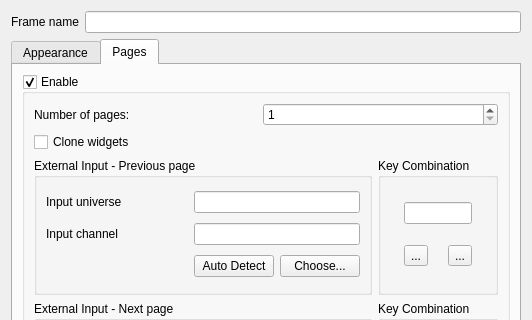
mcallegari/qlcplus, file ui/src/vcframeproperties.ui: the form before one commit; both pictures show x 0 to 532 and y 0 to 320 of the 532 by 482 pixel window.
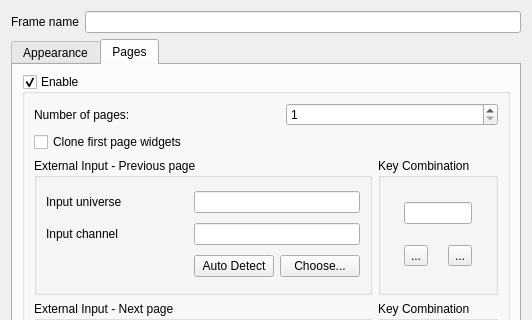
The form after the commit. The open tabs and pages were chosen to show the change. Icons and pictures are not drawn.

The edit to the form file:
```diff
--- a/ui/src/vcframeproperties.ui
+++ b/ui/src/vcframeproperties.ui
@@ -109,7 +109,7 @@
           <item row="2" column="0">
            <widget class="QCheckBox" name="checkBox">
             <property name="text">
-             <string>Clone widgets</string>
+             <string>Clone first page widgets</string>
             </property>
            </widget>
           </item>
```
Left out of the diff: 2 changed lines with no effect on the pictures.
